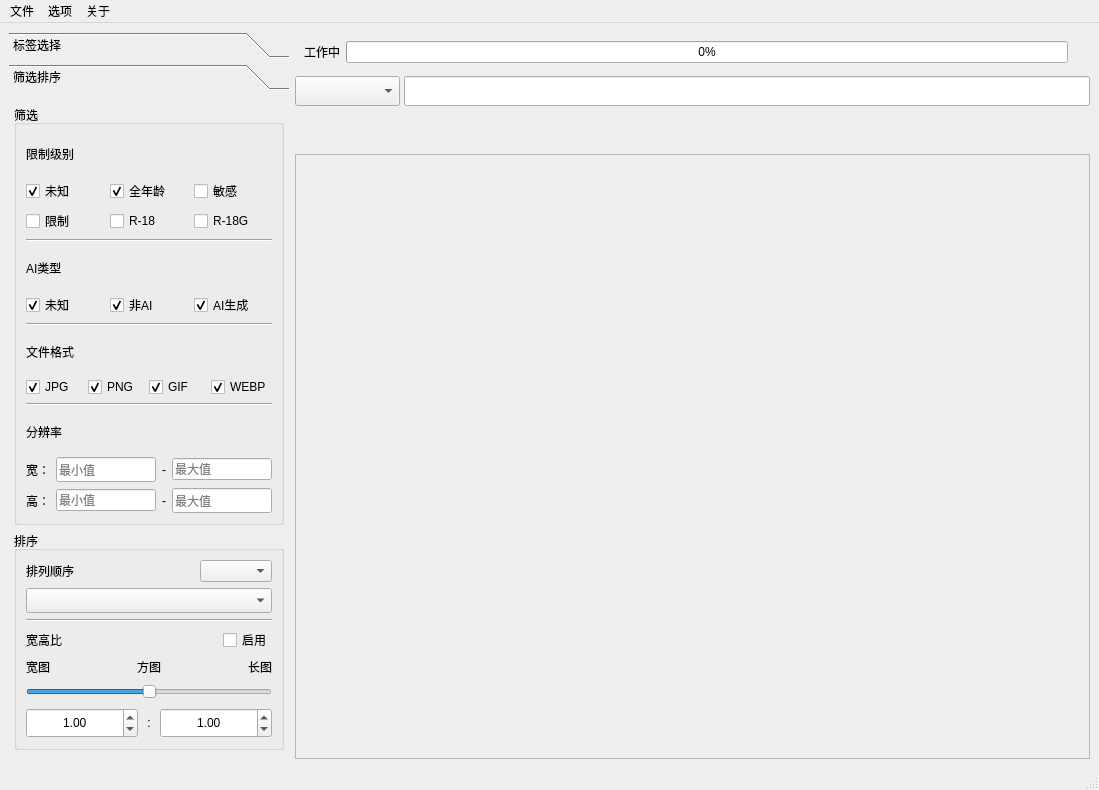
First picture: the form in src/ui/main_window.ui, repository R4nd5tr/waifu_gallery, before the edit.
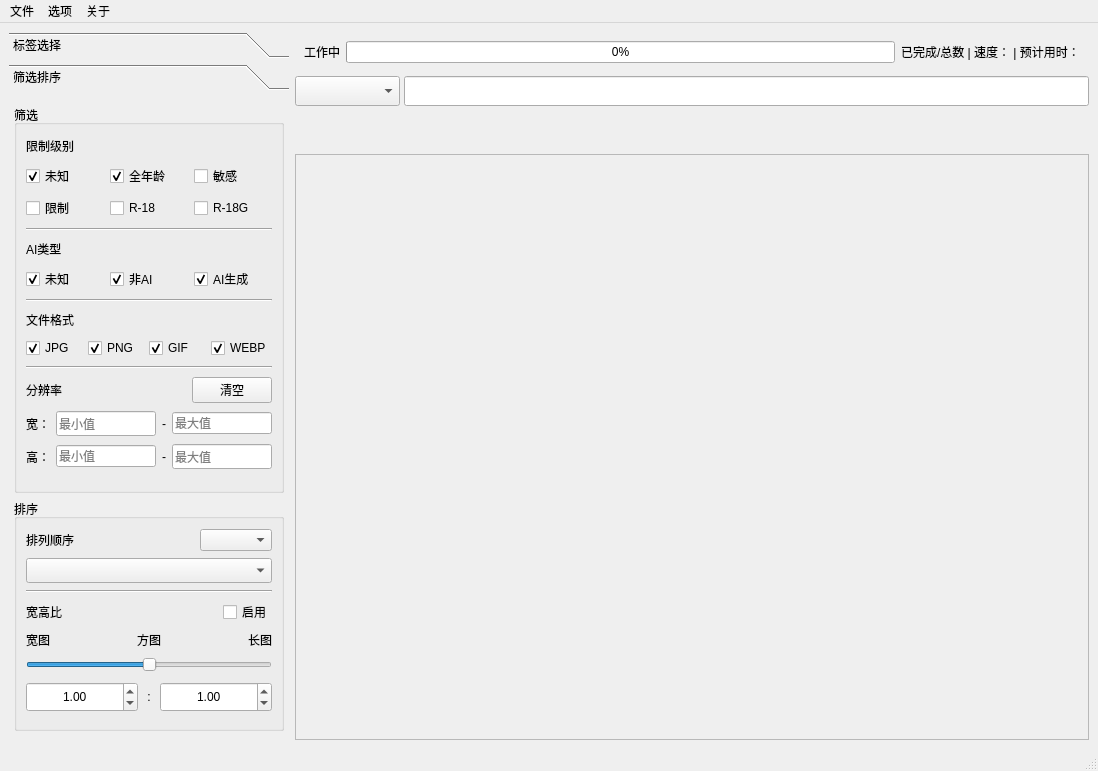
Second picture: the form after the edit. The open tabs and pages were chosen to show the change. Icons and pictures are not drawn.

Commit message: database class bug fix, implement press Enter to perform text search

```diff
--- a/src/ui/main_window.ui
+++ b/src/ui/main_window.ui
@@ -9,8 +9,8 @@
    <rect>
     <x>0</x>
     <y>0</y>
-    <width>1099</width>
-    <height>790</height>
+    <width>1098</width>
+    <height>771</height>
    </rect>
   </property>
   <property name="windowTitle">
@@ -192,13 +192,13 @@
          <x>0</x>
          <y>0</y>
          <width>280</width>
-         <height>659</height>
+         <height>640</height>
         </rect>
        </property>
        <attribute name="label">
         <string>筛选排序</string>
        </attribute>
-       <layout class="QVBoxLayout" name="verticalLayout_5" stretch="3,0">
+       <layout class="QVBoxLayout" name="verticalLayout_5" stretch="5,3">
         <property name="leftMargin">
          <number>5</number>
         </property>
@@ -210,11 +210,17 @@
           <property name="title">
            <string>筛选</string>
           </property>
-          <layout class="QVBoxLayout" name="verticalLayout_6">
+          <layout class="QVBoxLayout" name="verticalLayout_6" stretch="0,0,0,0,0,0,0,0,0,0,0,0,0">
            <item>
             <layout class="QHBoxLayout" name="horizontalLayout_13">
              <item>
               <widget class="QLabel" name="label_11">
+               <property name="sizePolicy">
+                <sizepolicy hsizetype="Preferred" vsizetype="Fixed">
+                 <horstretch>0</horstretch>
+                 <verstretch>0</verstretch>
+                </sizepolicy>
+               </property>
                <property name="text">
                 <string>限制级别</string>
                </property>
@@ -302,6 +308,12 @@
             <layout class="QHBoxLayout" name="horizontalLayout_15">
              <item>
               <widget class="QLabel" name="label_12">
+               <property name="sizePolicy">
+                <sizepolicy hsizetype="Preferred" vsizetype="Fixed">
+                 <horstretch>0</horstretch>
+                 <verstretch>0</verstretch>
+                </sizepolicy>
+               </property>
                <property name="text">
                 <string>AI类型</string>
                </property>
@@ -367,6 +379,12 @@
             <layout class="QHBoxLayout" name="horizontalLayout_2">
              <item>
               <widget class="QLabel" name="label_3">
+               <property name="sizePolicy">
+                <sizepolicy hsizetype="Preferred" vsizetype="Fixed">
+                 <horstretch>0</horstretch>
+                 <verstretch>0</verstretch>
+                </sizepolicy>
+               </property>
                <property name="text">
                 <string>文件格式</string>
                </property>
@@ -442,6 +460,12 @@
             <layout class="QHBoxLayout" name="horizontalLayout_9">
              <item>
               <widget class="QLabel" name="label_4">
+               <property name="sizePolicy">
+                <sizepolicy hsizetype="Preferred" vsizetype="Fixed">
+                 <horstretch>0</horstretch>
+                 <verstretch>0</verstretch>
+                </sizepolicy>
+               </property>
                <property name="text">
                 <string>分辨率</string>
                </property>
@@ -460,6 +484,13 @@
                </property>
               </spacer>
              </item>
+             <item>
+              <widget class="QPushButton" name="clearResolutionFilterButton">
+               <property name="text">
+                <string>清空</string>
+               </property>
+              </widget>
+             </item>
             </layout>
            </item>
            <item>
@@ -557,6 +588,12 @@
             <layout class="QHBoxLayout" name="horizontalLayout_12">
              <item>
               <widget class="QLabel" name="label_6">
+               <property name="sizePolicy">
+                <sizepolicy hsizetype="Preferred" vsizetype="Minimum">
+                 <horstretch>0</horstretch>
+                 <verstretch>0</verstretch>
+                </sizepolicy>
+               </property>
                <property name="text">
                 <string>排列顺序</string>
                </property>
@@ -607,6 +644,12 @@
             <layout class="QHBoxLayout" name="horizontalLayout_11">
              <item>
               <widget class="QLabel" name="label_5">
+               <property name="sizePolicy">
+                <sizepolicy hsizetype="Preferred" vsizetype="Minimum">
+                 <horstretch>0</horstretch>
+                 <verstretch>0</verstretch>
+                </sizepolicy>
+               </property>
                <property name="text">
                 <string>宽高比</string>
                </property>
@@ -641,7 +684,7 @@
                <item>
                 <widget class="QLabel" name="label_7">
                  <property name="sizePolicy">
-                  <sizepolicy hsizetype="Preferred" vsizetype="Preferred">
+                  <sizepolicy hsizetype="Preferred" vsizetype="Fixed">
                    <horstretch>0</horstretch>
                    <verstretch>0</verstretch>
                   </sizepolicy>
@@ -654,7 +697,7 @@
                <item>
                 <widget class="QLabel" name="label_8">
                  <property name="sizePolicy">
-                  <sizepolicy hsizetype="Preferred" vsizetype="Preferred">
+                  <sizepolicy hsizetype="Preferred" vsizetype="Fixed">
                    <horstretch>0</horstretch>
                    <verstretch>0</verstretch>
                   </sizepolicy>
@@ -670,7 +713,7 @@
                <item>
                 <widget class="QLabel" name="label_9">
                  <property name="sizePolicy">
-                  <sizepolicy hsizetype="Preferred" vsizetype="Preferred">
+                  <sizepolicy hsizetype="Preferred" vsizetype="Fixed">
                    <horstretch>0</horstretch>
                    <verstretch>0</verstretch>
                   </sizepolicy>
@@ -700,9 +743,7 @@
                 <number>2</number>
                </property>
                <property name="styleSheet">
-                <string notr="true">QSlider::sub-page:horizontal, QSlider::add-page:horizontal {
-background: rgb(0,200,200);
-}</string>
+                <string notr="true"/>
                </property>
                <property name="minimum">
                 <number>-40</number>
@@ -734,6 +775,9 @@
                <property name="tickPosition">
                 <enum>QSlider::TickPosition::NoTicks</enum>
                </property>
+               <property name="tickInterval">
+                <number>0</number>
+               </property>
               </widget>
              </item>
             </layout>
@@ -861,7 +905,7 @@
          <item>
           <widget class="QLabel" name="progressStatusLabel">
            <property name="text">
-            <string/>
+            <string>已完成/总数 | 速度： | 预计用时：</string>
            </property>
           </widget>
          </item>
@@ -970,7 +1014,7 @@
           <rect>
            <x>0</x>
            <y>0</y>
-           <width>793</width>
+           <width>792</width>
            <height>40</height>
           </rect>
          </property>
@@ -1020,8 +1064,8 @@
           <rect>
            <x>0</x>
            <y>0</y>
-           <width>791</width>
-           <height>592</height>
+           <width>790</width>
+           <height>573</height>
           </rect>
          </property>
          <property name="sizePolicy">
@@ -1044,7 +1088,7 @@
     <rect>
      <x>0</x>
      <y>0</y>
-     <width>1099</width>
+     <width>1098</width>
      <height>33</height>
     </rect>
    </property>
```
Left out of the diff: 8 changed lines with no effect on the pictures. The commit also changes 5 other files.
